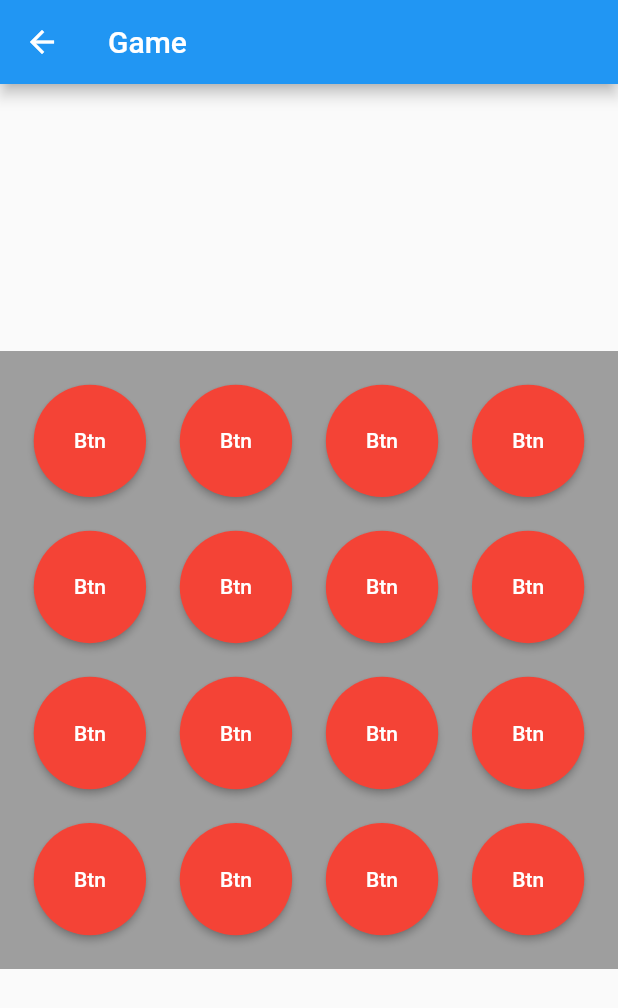
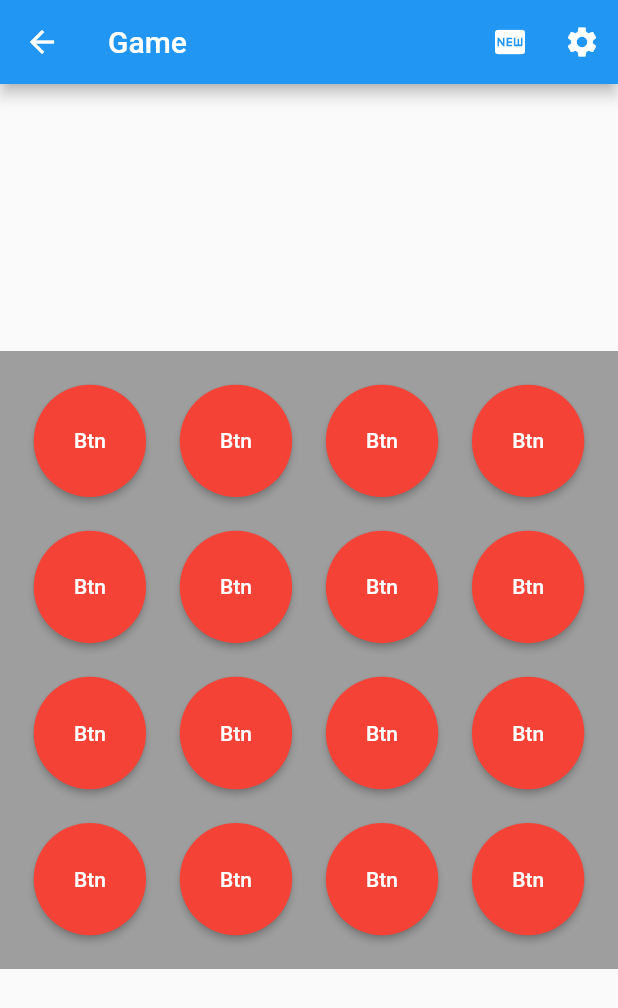
Before and after one commit to a733573/one_sixteen, a Flutter app: the screen it shows after launch, after a tap on "Game Start", on a phone screen of 412 x 824 dp. Shown: the top 1008 px of the screen. Run offline on Flutter 3.47's test engine with Material 2 defaults, Android fonts, the phone set to English and light mode, and no system bars; our stand-ins replace get.

Commit message:
add InitialBinding class, new game button, settings button

```diff
--- /dev/null
+++ b/lib/bindings/initial_binding.dart
@@ -0,0 +1,13 @@
+import 'package:get/get.dart';
+
+import '../controllers/game_controller.dart';
+import '../controllers/settings_controller.dart';
+
+class InitialBinding implements Bindings {
+  @override
+  void dependencies() {
+    Get
+      ..put(SettingsController())
+      ..put(GameController());
+  }
+}
--- a/lib/controllers/game_controller.dart
+++ b/lib/controllers/game_controller.dart
@@ -1,5 +1,6 @@
 import 'package:get/get.dart';
-import 'package:one_sixteen/models/board.dart';
+
+import '../models/board.dart';
 
 class GameController extends GetxController {
   final _board = Board();
--- /dev/null
+++ b/lib/controllers/settings_controller.dart
@@ -0,0 +1,5 @@
+import 'package:get/get.dart';
+
+class SettingsController extends GetxController {
+  //
+}
--- a/lib/main.dart
+++ b/lib/main.dart
@@ -1,6 +1,8 @@
 import 'package:flutter/material.dart';
 import 'package:get/get.dart';
-import 'package:one_sixteen/views/start_view.dart';
+
+import '../bindings/initial_binding.dart';
+import '../views/start_view.dart';
 
 void main() => runApp(const MyApp());
 
@@ -11,6 +13,7 @@ class MyApp extends StatelessWidget {
   Widget build(BuildContext context) {
     return GetMaterialApp(
       title: '1/16',
+      initialBinding: InitialBinding(),
       theme: ThemeData(
         primarySwatch: Colors.blue,
       ),
--- a/lib/views/game_view.dart
+++ b/lib/views/game_view.dart
@@ -1,9 +1,10 @@
 import 'package:flutter/material.dart';
 import 'package:get/get.dart';
-import 'package:one_sixteen/widgets/bomb_button.dart';
 
 import '../controllers/game_controller.dart';
 import '../models/board.dart';
+import '../views/settings_view.dart';
+import '../widgets/bomb_button.dart';
 
 class GameView extends StatelessWidget {
   // super・・・親クラスのコンストラクタを呼び出す。
@@ -11,13 +12,23 @@ class GameView extends StatelessWidget {
 
   @override
   Widget build(BuildContext context) {
-    Get.put(GameController());
-    // final・・・遅延初期化定数
+    final GameController gameController = Get.find();
+    // final・・・遅延t期化定数
     // game_controller
     // gameController dartの場合使用する.定数と変数の宣言をするとき　(キャメルケース)
     return Scaffold(
       appBar: AppBar(
         title: const Text('Game'),
+        actions: [
+          IconButton(
+            onPressed: () => {gameController.board.newGame()},
+            icon: const Icon(Icons.fiber_new),
+          ),
+          IconButton(
+            onPressed: () => Get.to(() => const SettingsView()),
+            icon: const Icon(Icons.settings),
+          ),
+        ],
       ),
       body: Center(
         child: AspectRatio(
--- a/lib/views/start_view.dart
+++ b/lib/views/start_view.dart
@@ -1,6 +1,8 @@
 import 'package:flutter/material.dart';
 import 'package:get/get.dart';
-import 'package:one_sixteen/views/game_view.dart';
+import 'package:one_sixteen/views/settings_view.dart';
+
+import '../views/game_view.dart';
 
 class StartView extends StatelessWidget {
   const StartView({Key? key}) : super(key: key);
@@ -10,6 +12,12 @@ class StartView extends StatelessWidget {
     return Scaffold(
       appBar: AppBar(
         title: const Text('Start'),
+        actions: [
+          IconButton(
+            onPressed: () => Get.to(() => const SettingsView()),
+            icon: const Icon(Icons.settings),
+          ),
+        ],
       ),
       body: Center(
         child: TextButton(
--- a/lib/widgets/bomb_button.dart
+++ b/lib/widgets/bomb_button.dart
@@ -1,7 +1,7 @@
 import 'package:flutter/material.dart';
 import 'package:get/get.dart';
-import 'package:one_sixteen/controllers/game_controller.dart';
 
+import '../controllers/game_controller.dart';
 import '../models/board.dart';
 
 class BombButton extends StatelessWidget {
```
Also changed, not shown: lib/views/settings_view.dart (added, +19 -0 lines).
